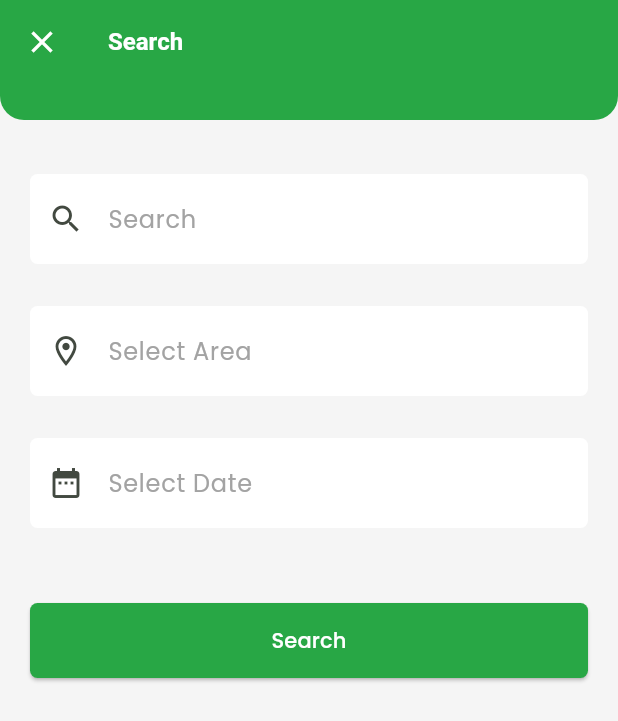
After one commit to shiponirfan/care_plus, a Flutter app: the HomeScreen screen opened directly, scrolled down 266 dp, after a tap on the "search" icon, on a phone screen of 412 x 824 dp. The commit adds this screen. Shown: the top 721 px of the screen. Run offline on Flutter 3.47's test engine with Material 3 defaults, Android fonts, the phone set to English and light mode, and no system bars; our stand-ins replace carousel_slider, flutter_rating_bar, flutter_svg, google_fonts, pin_code_fields.

Commit message:
Search Screen Added

```diff
--- a/lib/app/app.dart
+++ b/lib/app/app.dart
@@ -7,6 +7,7 @@ import 'package:care_plus/features/home/ui/screens/home_screen.dart';
 import 'package:care_plus/features/onboarding/ui/screens/onboarding_screen.dart';
 import 'package:care_plus/features/onboarding/ui/screens/select_city_screen.dart';
 import 'package:care_plus/features/onboarding/ui/screens/splash_screen.dart';
+import 'package:care_plus/features/search/ui/screens/search_screen.dart';
 import 'package:flutter/material.dart';
 
 class CarePlusApp extends StatelessWidget {
@@ -37,6 +38,8 @@ class CarePlusApp extends StatelessWidget {
           route = const MainBottomNavbarScreen();
         }else if (settings.name == HomeScreen.name) {
           route = const HomeScreen();
+        }else if (settings.name == SearchScreen.name) {
+          route = const SearchScreen();
         }
         return MaterialPageRoute(
           builder: (context) {
--- a/lib/features/auth/ui/screens/otp_verification_screen.dart
+++ b/lib/features/auth/ui/screens/otp_verification_screen.dart
@@ -74,7 +74,7 @@ class _OtpVerificationScreenState extends State<OtpVerificationScreen> {
                 Navigator.pushNamed(context, MainBottomNavbarScreen.name);
               },
               child: const Text(
-                'Continue',
+                'Verify',
                 style: TextStyle(
                   fontSize: 16,
                   fontWeight: FontWeight.w600,
--- /dev/null
+++ b/lib/features/common/ui/widgets/custom_app_bar.dart
@@ -0,0 +1,48 @@
+import 'package:care_plus/app/app_colors.dart';
+import 'package:flutter/material.dart';
+
+class CustomAppBar extends StatelessWidget {
+  const CustomAppBar({
+    super.key,
+    required this.title,
+    required this.body,
+  });
+
+  final String title;
+  final Widget body;
+
+  @override
+  Widget build(BuildContext context) {
+    return Scaffold(
+      backgroundColor: AppColors.secondaryColor,
+      appBar: AppBar(
+        title: Text(title),
+        leading: IconButton(
+          onPressed: () {
+            Navigator.pop(context);
+          },
+          icon: const Icon(Icons.close),
+        ),
+      ),
+      body: Stack(
+        children: [
+          SingleChildScrollView(
+            padding: const EdgeInsets.symmetric(horizontal: 20),
+            child: body,
+          ),
+          Container(
+            height: 24,
+            width: double.infinity,
+            decoration: const BoxDecoration(
+              color: AppColors.themeColor,
+              borderRadius: BorderRadius.only(
+                bottomLeft: Radius.circular(16),
+                bottomRight: Radius.circular(16),
+              ),
+            ),
+          ),
+        ],
+      ),
+    );
+  }
+}
--- a/lib/features/home/ui/screens/home_screen.dart
+++ b/lib/features/home/ui/screens/home_screen.dart
@@ -2,6 +2,7 @@ import 'package:care_plus/app/app_colors.dart';
 import 'package:care_plus/app/app_constants.dart';
 import 'package:care_plus/features/home/ui/widgets/drawer_menu_widget.dart';
 import 'package:care_plus/features/home/ui/widgets/home_card_view_widget.dart';
+import 'package:care_plus/features/search/ui/screens/search_screen.dart';
 import 'package:flutter/material.dart';
 import 'package:flutter_svg/flutter_svg.dart';
 import 'package:carousel_slider/carousel_slider.dart';
@@ -44,10 +45,12 @@ class _HomeScreenState extends State<HomeScreen> {
               ],
             ),
           ),
-          IconButton(onPressed: () {}, icon: const Icon(Icons.notifications))
+          IconButton(onPressed: () {
+            Navigator.pushNamed(context, SearchScreen.name);
+          }, icon: const Icon(Icons.search_outlined)),
         ],
       ),
-      drawer: DrawerMenuWidget(),
+      drawer: const DrawerMenuWidget(),
       body: Stack(
         children: [
           SingleChildScrollView(
--- /dev/null
+++ b/lib/features/search/ui/screens/search_screen.dart
@@ -0,0 +1,82 @@
+import 'package:care_plus/features/common/ui/widgets/custom_app_bar.dart';
+import 'package:flutter/material.dart';
+import 'package:intl/intl.dart';
+
+class SearchScreen extends StatefulWidget {
+  const SearchScreen({super.key});
+
+  static String name = '/search';
+
+  @override
+  State<SearchScreen> createState() => _SearchScreenState();
+}
+
+class _SearchScreenState extends State<SearchScreen> {
+  final TextEditingController _searchTEController = TextEditingController();
+  final TextEditingController _areaTEController = TextEditingController();
+  TextEditingController _dateTEController = TextEditingController();
+
+  @override
+  Widget build(BuildContext context) {
+    return CustomAppBar(
+        title: 'Search',
+        body: Column(
+          children: [
+            const SizedBox(
+              height: 60,
+            ),
+            const TextField(
+              decoration: InputDecoration(
+                hintText: 'Search',
+                prefixIcon: Icon(Icons.search),
+              ),
+            ),
+            const SizedBox(
+              height: 28,
+            ),
+            const TextField(
+              decoration: InputDecoration(
+                hintText: 'Select Area',
+                prefixIcon: Icon(Icons.location_on_outlined),
+              ),
+            ),
+            const SizedBox(
+              height: 28,
+            ),
+            TextField(
+              controller: _dateTEController,
+              onTap: _selectDate,
+              readOnly: true,
+              decoration: const InputDecoration(
+                hintText: 'Select Date',
+                prefixIcon: Icon(Icons.date_range),
+              ),
+            ),
+            const SizedBox(
+              height: 50,
+            ),
+            ElevatedButton(
+              onPressed: () {},
+              child: const Text('Search'),
+            ),
+          ],
+        ));
+  }
+
+  Future<void> _selectDate() async {
+    final DateTime? pickedDate = await showDatePicker(
+      context: context,
+      initialDate: DateTime.now(),
+      firstDate: DateTime.now(),
+      lastDate: DateTime(2100),
+    );
+
+    if (pickedDate != null) {
+      final formattedDate = DateFormat.yMMMMd().format(pickedDate);
+
+      setState(() {
+        _dateTEController = TextEditingController(text: formattedDate);
+      });
+    }
+  }
+}
--- a/pubspec.yaml
+++ b/pubspec.yaml
@@ -40,6 +40,7 @@ dependencies:
   pin_code_fields: ^8.0.1
   carousel_slider: ^5.0.0
   flutter_rating_bar: ^4.0.1
+  intl: ^0.20.2
 
 dev_dependencies:
   flutter_test:
```
Also changed, not shown: pubspec.lock.
